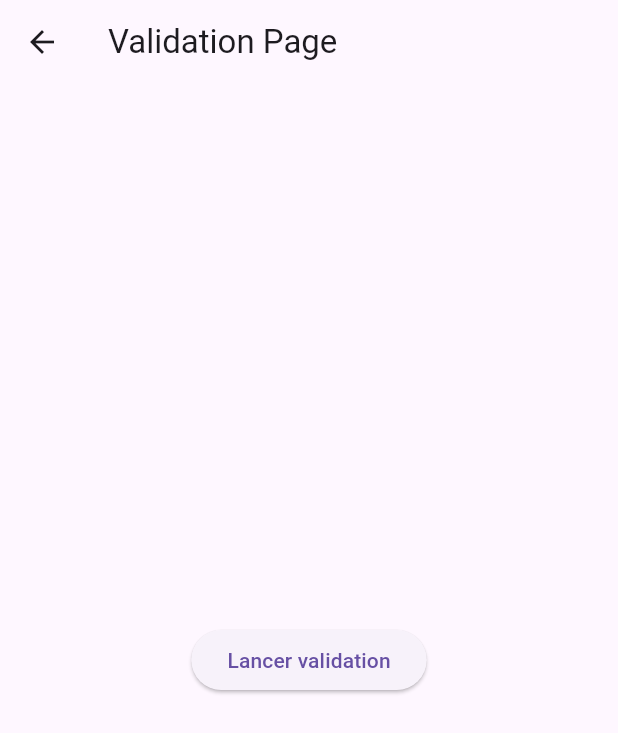
After one commit to intevia-software/app_drive_v1_0, a Flutter app: the ValidateScreen screen opened directly, on a phone screen of 412 x 824 dp. The commit adds this screen. Shown: the top 733 px of the screen. Run offline on Flutter 3.47's test engine with Material 3 defaults, Android fonts, the phone set to English and light mode, and no system bars; our stand-ins replace dio.

Commit message:
validate

```diff
--- /dev/null
+++ b/lib/presentation/screens/validate/validate_controller.dart
@@ -0,0 +1,16 @@
+// lib/presentation/screens/validate/validate_controller.dart
+import 'package:flutter/material.dart';
+
+class ValidateController extends ChangeNotifier {
+  bool isLoading = false;
+
+  Future<void> validateAction() async {
+    isLoading = true;
+    notifyListeners();
+
+    await Future.delayed(const Duration(seconds: 2)); // simulation
+
+    isLoading = false;
+    notifyListeners();
+  }
+}
--- /dev/null
+++ b/lib/presentation/screens/validate/validate_screen.dart
@@ -0,0 +1,30 @@
+// lib/presentation/screens/validate/validate_screen.dart
+import 'package:flutter/material.dart';
+import 'package:provider/provider.dart';
+import 'validate_controller.dart';
+
+class ValidateScreen extends StatelessWidget {
+  const ValidateScreen({Key? key}) : super(key: key);
+
+  @override
+  Widget build(BuildContext context) {
+    return ChangeNotifierProvider(
+      create: (_) => ValidateController(),
+      child: Consumer<ValidateController>(
+        builder: (context, controller, child) {
+          return Scaffold(
+            appBar: AppBar(title: const Text('Validation Page')),
+            body: Center(
+              child: controller.isLoading
+                  ? const CircularProgressIndicator()
+                  : ElevatedButton(
+                      onPressed: controller.validateAction,
+                      child: const Text('Lancer validation'),
+                    ),
+            ),
+          );
+        },
+      ),
+    );
+  }
+}
```
Also changed, not shown: lib/main.dart (+4 -3 lines).
